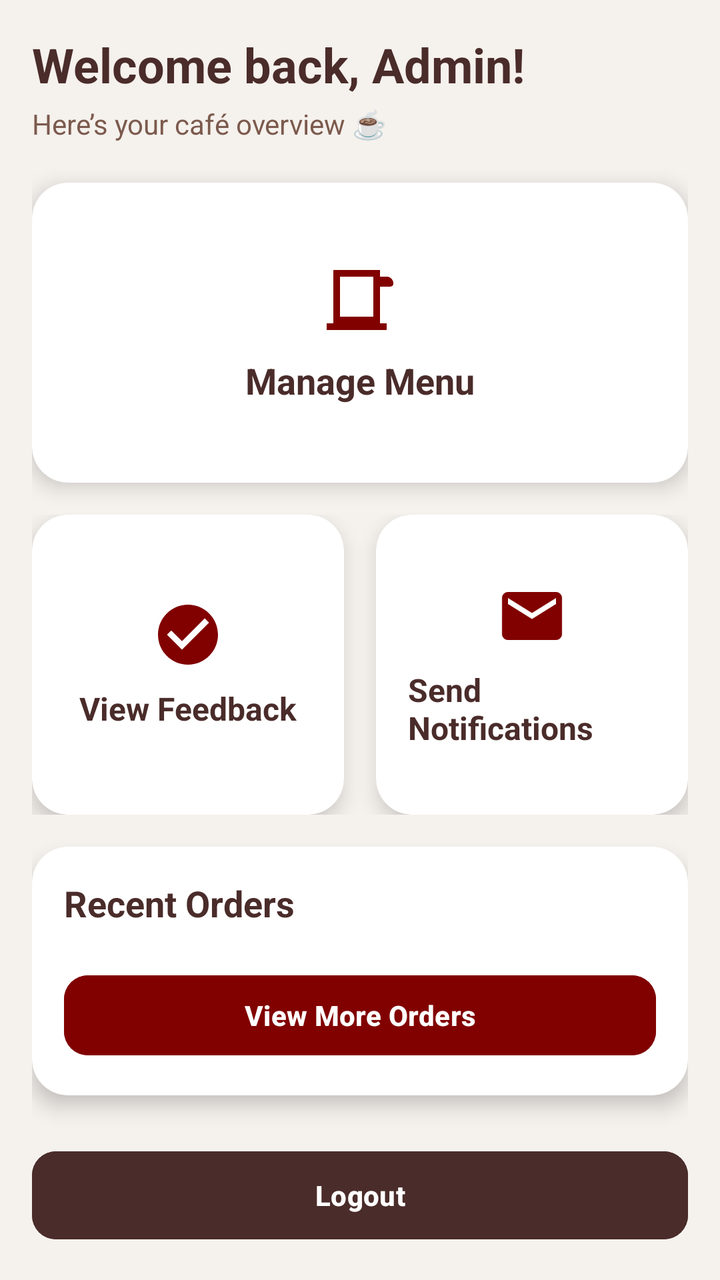
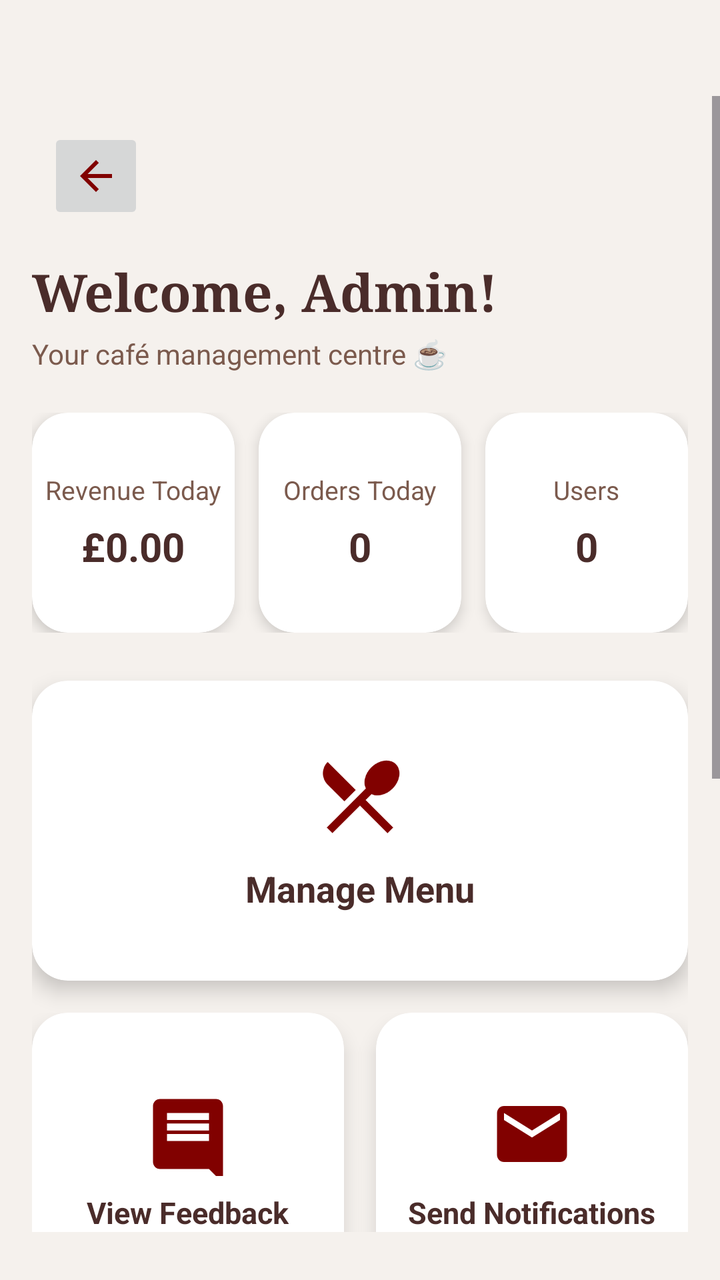

Compare the two renders of this Android layout. The source of the first and the diff that turns it into the second are given below.
<!-- AndroidManifest.xml: application theme Theme.CafeShopAssignment -->
<!-- res/layout/activity_admin_dashboard.xml -->
<?xml version="1.0" encoding="utf-8"?>
<ScrollView xmlns:android="http://schemas.android.com/apk/res/android"
    xmlns:app="http://schemas.android.com/apk/res-auto"
    xmlns:tools="http://schemas.android.com/tools"
    android:layout_width="match_parent"
    android:layout_height="match_parent"
    android:background="#F5F1ED"
    android:padding="16dp"
    tools:context=".AdminDashboardActivity">

    <LinearLayout
        android:orientation="vertical"
        android:layout_width="match_parent"
        android:layout_height="wrap_content">


        <TextView
            android:id="@+id/adminWelcomeText"
            android:layout_width="wrap_content"
            android:layout_height="wrap_content"
            android:text="Welcome back, Admin!"
            android:textSize="24sp"
            android:textStyle="bold"
            android:textColor="#4A2C2A"
            android:layout_marginBottom="4dp"/>

        <TextView
            android:id="@+id/dashboardSubtitle"
            android:layout_width="wrap_content"
            android:layout_height="wrap_content"
            android:text="Here’s your café overview ☕"
            android:textSize="14sp"
            android:textColor="#7B5A4D"
            android:layout_marginBottom="20dp"/>


        <androidx.cardview.widget.CardView
            android:id="@+id/cardManageMenu"
            android:layout_width="match_parent"
            android:layout_height="150dp"
            app:cardCornerRadius="18dp"
            app:cardElevation="6dp"
            android:backgroundTint="#FFFFFF"
            android:layout_marginBottom="16dp"
            android:clickable="true"
            android:foreground="?android:attr/selectableItemBackground">

            <LinearLayout
                android:layout_width="match_parent"
                android:layout_height="match_parent"
                android:orientation="vertical"
                android:gravity="center"
                android:padding="16dp">

                <ImageView
                    android:layout_width="40dp"
                    android:layout_height="40dp"
                    android:src="@drawable/ic_coffee_cup"
                    app:tint="#810100"
                    android:layout_marginBottom="8dp"/>

                <TextView
                    android:layout_width="wrap_content"
                    android:layout_height="wrap_content"
                    android:text="Manage Menu"
                    android:textColor="#4A2C2A"
                    android:textStyle="bold"
                    android:textSize="18sp"/>
            </LinearLayout>
        </androidx.cardview.widget.CardView>


        <LinearLayout
            android:orientation="horizontal"
            android:layout_width="match_parent"
            android:layout_height="wrap_content"
            android:layout_marginBottom="16dp"
            android:weightSum="2">


            <androidx.cardview.widget.CardView
                android:id="@+id/cardViewFeedback"
                android:layout_width="0dp"
                android:layout_height="150dp"
                android:layout_weight="1"
                app:cardCornerRadius="18dp"
                app:cardElevation="6dp"
                android:backgroundTint="#FFFFFF"
                android:layout_marginEnd="8dp"
                android:clickable="true"
                android:foreground="?android:attr/selectableItemBackground">

                <LinearLayout
                    android:layout_width="match_parent"
                    android:layout_height="match_parent"
                    android:orientation="vertical"
                    android:gravity="center"
                    android:padding="16dp">

                    <ImageView
                        android:layout_width="36dp"
                        android:layout_height="36dp"
                        android:src="@drawable/ic_check_circle"
                        app:tint="#810100"
                        android:layout_marginBottom="8dp"/>

                    <TextView
                        android:layout_width="wrap_content"
                        android:layout_height="wrap_content"
                        android:text="View Feedback"
                        android:textColor="#4A2C2A"
                        android:textStyle="bold"
                        android:textSize="16sp"/>
                </LinearLayout>
            </androidx.cardview.widget.CardView>


            <androidx.cardview.widget.CardView
                android:id="@+id/cardSendNotifications"
                android:layout_width="0dp"
                android:layout_height="150dp"
                android:layout_weight="1"
                app:cardCornerRadius="18dp"
                app:cardElevation="6dp"
                android:backgroundTint="#FFFFFF"
                android:layout_marginStart="8dp"
                android:clickable="true"
                android:foreground="?android:attr/selectableItemBackground">

                <LinearLayout
                    android:layout_width="match_parent"
                    android:layout_height="match_parent"
                    android:orientation="vertical"
                    android:gravity="center"
                    android:padding="16dp">

                    <ImageView
                        android:layout_width="36dp"
                        android:layout_height="36dp"
                        android:src="@drawable/baseline_mail_24"
                        app:tint="#810100"
                        android:layout_marginBottom="8dp"/>

                    <TextView
                        android:layout_width="wrap_content"
                        android:layout_height="wrap_content"
                        android:text="Send Notifications"
                        android:textColor="#4A2C2A"
                        android:textStyle="bold"
                        android:textSize="16sp"/>
                </LinearLayout>
            </androidx.cardview.widget.CardView>
        </LinearLayout>


        <androidx.cardview.widget.CardView
            android:id="@+id/cardRecentOrders"
            android:layout_width="match_parent"
            android:layout_height="wrap_content"
            app:cardCornerRadius="18dp"
            app:cardElevation="6dp"
            android:backgroundTint="#FFFFFF"
            android:layout_marginBottom="16dp">

            <LinearLayout
                android:orientation="vertical"
                android:layout_width="match_parent"
                android:layout_height="wrap_content"
                android:padding="16dp">

                <TextView
                    android:layout_width="wrap_content"
                    android:layout_height="wrap_content"
                    android:text="Recent Orders"
                    android:textColor="#4A2C2A"
                    android:textStyle="bold"
                    android:textSize="18sp"
                    android:layout_marginBottom="8dp"/>


                <LinearLayout
                    android:id="@+id/ordersPreviewContainer"
                    android:orientation="vertical"
                    android:layout_width="match_parent"
                    android:layout_height="wrap_content"
                    android:divider="?android:attr/dividerHorizontal"
                    android:showDividers="middle"/>

                <Button
                    android:id="@+id/viewMoreOrdersButton"
                    android:layout_width="match_parent"
                    android:layout_height="wrap_content"
                    android:text="View More Orders"
                    android:textColor="@android:color/white"
                    android:backgroundTint="#810100"
                    android:textStyle="bold"
                    android:layout_marginTop="12dp"
                    app:cornerRadius="12dp"/>
            </LinearLayout>
        </androidx.cardview.widget.CardView>

        <Button
            android:id="@+id/AdminLogoutButton"
            android:layout_width="match_parent"
            android:layout_height="52dp"
            android:text="Logout"
            android:textColor="#FFFFFF"
            android:textStyle="bold"
            android:backgroundTint="#4A2C2A"
            android:layout_marginTop="8dp"
            android:layout_marginBottom="12dp"
            app:cornerRadius="12dp"/>

    </LinearLayout>
</ScrollView>
<!-- resources referenced by this layout -->
<resources>
  <!-- drawable baseline_mail_24 (drawable) -->
  <vector xmlns:android="http://schemas.android.com/apk/res/android" android:height="24dp" android:tint="#000000" android:viewportHeight="24" android:viewportWidth="24" android:width="24dp">
  
      <path android:fillColor="@android:color/white" android:pathData="M20,4L4,4c-1.1,0 -1.99,0.9 -1.99,2L2,18c0,1.1 0.9,2 2,2h16c1.1,0 2,-0.9 2,-2L22,6c0,-1.1 -0.9,-2 -2,-2zM20,8l-8,5 -8,-5L4,6l8,5 8,-5v2z"/>
  
  </vector>
  <!-- drawable ic_check_circle (drawable) -->
  <?xml version="1.0" encoding="utf-8"?>
  <vector xmlns:android="http://schemas.android.com/apk/res/android"
      android:width="24dp"
      android:height="24dp"
      android:viewportWidth="24"
      android:viewportHeight="24">
      <path
          android:fillColor="#4CAF50"
          android:pathData="M12,2C6.48,2 2,6.48 2,12s4.48,10 10,10s10,-4.48 10,-10S17.52,2 12,2zM10,17l-5,-5l1.41,-1.41L10,14.17l7.59,-7.59L19,8L10,17z"/>
  </vector>
  <!-- drawable ic_coffee_cup (drawable) -->
  <?xml version="1.0" encoding="utf-8"?>
  <vector xmlns:android="http://schemas.android.com/apk/res/android"
      android:width="24dp"
      android:height="24dp"
      android:viewportWidth="24"
      android:viewportHeight="24">
      <path
          android:fillColor="#8B4513"
          android:pathData="M2,21h18v-2H2V21zM20,8h-2V5h2c1.1,0 2,0.9 2,2S21.1,8 20,8zM18,5V3H4v16h14V5zM16,17H6V5h10V17z"/>
  </vector>
  <style name="Theme.CafeShopAssignment" parent="Base.Theme.CafeShopAssignment" />
  <style name="Base.Theme.CafeShopAssignment" parent="Theme.Material3.DayNight.NoActionBar">
          
          
      </style>
</resources>

<!-- the commit's change to res/layout/activity_admin_dashboard.xml (unified diff, before → after) -->
@@ -1,63 +1,189 @@
 <?xml version="1.0" encoding="utf-8"?>
 <ScrollView xmlns:android="http://schemas.android.com/apk/res/android"
     xmlns:app="http://schemas.android.com/apk/res-auto"
-    xmlns:tools="http://schemas.android.com/tools"
     android:layout_width="match_parent"
     android:layout_height="match_parent"
     android:background="#F5F1ED"
-    android:padding="16dp"
-    tools:context=".AdminDashboardActivity">
+    android:paddingTop="48dp"
+    android:paddingBottom="24dp">
 
     <LinearLayout
+        android:layout_width="match_parent"
+        android:layout_height="wrap_content"
         android:orientation="vertical"
-        android:layout_width="match_parent"
-        android:layout_height="wrap_content">
+        android:padding="16dp">
+
+
+        <ImageButton
+            android:id="@+id/backButtonDashboard"
+            android:layout_width="48dp"
+            android:layout_height="48dp"
+            android:layout_marginStart="8dp"
+            android:src="@drawable/ic_arrow_back_white"
+            app:tint="#810100"
+            android:contentDescription="Back" />
 
 
         <TextView
             android:id="@+id/adminWelcomeText"
             android:layout_width="wrap_content"
             android:layout_height="wrap_content"
-            android:text="Welcome back, Admin!"
-            android:textSize="24sp"
+            android:layout_marginTop="16dp"
+            android:text="Welcome, Admin!"
+            android:textColor="#4A2C2A"
+            android:textSize="26sp"
             android:textStyle="bold"
-            android:textColor="#4A2C2A"
-            android:layout_marginBottom="4dp"/>
+            android:fontFamily="serif" />
 
         <TextView
             android:id="@+id/dashboardSubtitle"
             android:layout_width="wrap_content"
             android:layout_height="wrap_content"
-            android:text="Here’s your café overview ☕"
+            android:text="Your café management centre ☕"
+            android:textColor="#7B5A4D"
             android:textSize="14sp"
-            android:textColor="#7B5A4D"
-            android:layout_marginBottom="20dp"/>
+            android:layout_marginTop="4dp" />
+
+
+        <LinearLayout
+            android:id="@+id/analyticsContainer"
+            android:layout_width="match_parent"
+            android:layout_height="wrap_content"
+            android:orientation="horizontal"
+            android:layout_marginTop="20dp"
+            android:weightSum="3">
+
+
+            <androidx.cardview.widget.CardView
+                android:layout_width="0dp"
+                android:layout_height="110dp"
+                android:layout_weight="1"
+                android:layout_marginEnd="6dp"
+                app:cardCornerRadius="18dp"
+                app:cardElevation="4dp"
+                android:backgroundTint="#FFFFFF">
+
+                <LinearLayout
+                    android:layout_width="match_parent"
+                    android:layout_height="match_parent"
+                    android:orientation="vertical"
+                    android:gravity="center">
+
+                    <TextView
+                        android:layout_width="wrap_content"
+                        android:layout_height="wrap_content"
+                        android:text="Revenue Today"
+                        android:textColor="#7B5A4D"
+                        android:textSize="13sp" />
+
+                    <TextView
+                        android:id="@+id/valueRevenueToday"
+                        android:layout_width="wrap_content"
+                        android:layout_height="wrap_content"
+                        android:text="£0.00"
+                        android:textColor="#4A2C2A"
+                        android:textStyle="bold"
+                        android:textSize="20sp"
+                        android:layout_marginTop="6dp" />
+                </LinearLayout>
+            </androidx.cardview.widget.CardView>
+
+
+            <androidx.cardview.widget.CardView
+                android:layout_width="0dp"
+                android:layout_height="110dp"
+                android:layout_weight="1"
+                android:layout_marginStart="6dp"
+                android:layout_marginEnd="6dp"
+                app:cardCornerRadius="18dp"
+                app:cardElevation="4dp"
+                android:backgroundTint="#FFFFFF">
+
+                <LinearLayout
+                    android:layout_width="match_parent"
+                    android:layout_height="match_parent"
+                    android:orientation="vertical"
+                    android:gravity="center">
+
+                    <TextView
+                        android:layout_width="wrap_content"
+                        android:layout_height="wrap_content"
+                        android:text="Orders Today"
+                        android:textColor="#7B5A4D"
+                        android:textSize="13sp" />
+
+                    <TextView
+                        android:id="@+id/valueOrdersToday"
+                        android:layout_width="wrap_content"
+                        android:layout_height="wrap_content"
+                        android:text="0"
+                        android:textColor="#4A2C2A"
+                        android:textStyle="bold"
+                        android:textSize="20sp"
+                        android:layout_marginTop="6dp" />
+                </LinearLayout>
+            </androidx.cardview.widget.CardView>
+
+
+            <androidx.cardview.widget.CardView
+                android:layout_width="0dp"
+                android:layout_height="110dp"
+                android:layout_weight="1"
+                android:layout_marginStart="6dp"
+                app:cardCornerRadius="18dp"
+                app:cardElevation="4dp"
+                android:backgroundTint="#FFFFFF">
+
+                <LinearLayout
+                    android:layout_width="match_parent"
+                    android:layout_height="match_parent"
+                    android:orientation="vertical"
+                    android:gravity="center">
+
+                    <TextView
+                        android:layout_width="wrap_content"
+                        android:layout_height="wrap_content"
+                        android:text="Users"
+                        android:textColor="#7B5A4D"
+                        android:textSize="13sp" />
+
+                    <TextView
+                        android:id="@+id/valueTotalUsers"
+                        android:layout_width="wrap_content"
+                        android:layout_height="wrap_content"
+                        android:text="0"
+                        android:textColor="#4A2C2A"
+                        android:textStyle="bold"
+                        android:textSize="20sp"
+                        android:layout_marginTop="6dp" />
+                </LinearLayout>
+            </androidx.cardview.widget.CardView>
+
+        </LinearLayout>
 
 
         <androidx.cardview.widget.CardView
             android:id="@+id/cardManageMenu"
             android:layout_width="match_parent"
             android:layout_height="150dp"
+            android:layout_marginTop="24dp"
+            app:cardElevation="6dp"
             app:cardCornerRadius="18dp"
-            app:cardElevation="6dp"
             android:backgroundTint="#FFFFFF"
-            android:layout_marginBottom="16dp"
             android:clickable="true"
             android:foreground="?android:attr/selectableItemBackground">
 
             <LinearLayout
                 android:layout_width="match_parent"
                 android:layout_height="match_parent"
-                android:orientation="vertical"
                 android:gravity="center"
-                android:padding="16dp">
+                android:orientation="vertical">
 
                 <ImageView
-                    android:layout_width="40dp"
-                    android:layout_height="40dp"
-                    android:src="@drawable/ic_coffee_cup"
-                    app:tint="#810100"
-                    android:layout_marginBottom="8dp"/>
+                    android:layout_width="48dp"
+                    android:layout_height="48dp"
+                    android:src="@drawable/baseline_restaurant_menu_24"
+                    app:tint="#810100" />
 
                 <TextView
                     android:layout_width="wrap_content"
@@ -65,44 +191,42 @@
                     android:text="Manage Menu"
                     android:textColor="#4A2C2A"
                     android:textStyle="bold"
-                    android:textSize="18sp"/>
+                    android:textSize="18sp"
+                    android:layout_marginTop="10dp" />
             </LinearLayout>
         </androidx.cardview.widget.CardView>
 
 
         <LinearLayout
+            android:layout_width="match_parent"
+            android:layout_height="wrap_content"
             android:orientation="horizontal"
-            android:layout_width="match_parent"
-            android:layout_height="wrap_content"
-            android:layout_marginBottom="16dp"
+            android:layout_marginTop="16dp"
             android:weightSum="2">
 
-
             <androidx.cardview.widget.CardView
                 android:id="@+id/cardViewFeedback"
                 android:layout_width="0dp"
                 android:layout_height="150dp"
                 android:layout_weight="1"
+                android:layout_marginEnd="8dp"
                 app:cardCornerRadius="18dp"
                 app:cardElevation="6dp"
                 android:backgroundTint="#FFFFFF"
-                android:layout_marginEnd="8dp"
                 android:clickable="true"
                 android:foreground="?android:attr/selectableItemBackground">
 
                 <LinearLayout
                     android:layout_width="match_parent"
                     android:layout_height="match_parent"
-                    android:orientation="vertical"
                     android:gravity="center"
-                    android:padding="16dp">
+                    android:orientation="vertical">
 
                     <ImageView
-                        android:layout_width="36dp"
-                        android:layout_height="36dp"
-                        android:src="@drawable/ic_check_circle"
-                        app:tint="#810100"
-                        android:layout_marginBottom="8dp"/>
+                        android:layout_width="42dp"
+                        android:layout_height="42dp"
+                        android:src="@drawable/ic_feedback"
+                        app:tint="#810100" />
 
                     <TextView
                         android:layout_width="wrap_content"
@@ -110,36 +234,34 @@
                         android:text="View Feedback"
                         android:textColor="#4A2C2A"
                         android:textStyle="bold"
-                        android:textSize="16sp"/>
-                </LinearLayout>
-            </androidx.cardview.widget.CardView>
-
+                        android:textSize="15sp"
+                        android:layout_marginTop="8dp" />
+                </LinearLayout>
+            </androidx.cardview.widget.CardView>
 
             <androidx.cardview.widget.CardView
                 android:id="@+id/cardSendNotifications"
                 android:layout_width="0dp"
                 android:layout_height="150dp"
                 android:layout_weight="1"
+                android:layout_marginStart="8dp"
                 app:cardCornerRadius="18dp"
                 app:cardElevation="6dp"
                 android:backgroundTint="#FFFFFF"
-                android:layout_marginStart="8dp"
                 android:clickable="true"
                 android:foreground="?android:attr/selectableItemBackground">
 
                 <LinearLayout
                     android:layout_width="match_parent"
                     android:layout_height="match_parent"
-                    android:orientation="vertical"
                     android:gravity="center"
-                    android:padding="16dp">
+                    android:orientation="vertical">
 
                     <ImageView
-                        android:layout_width="36dp"
-                        android:layout_height="36dp"
+                        android:layout_width="42dp"
+                        android:layout_height="42dp"
                         android:src="@drawable/baseline_mail_24"
-                        app:tint="#810100"
-                        android:layout_marginBottom="8dp"/>
+                        app:tint="#810100" />
 
                     <TextView
                         android:layout_width="wrap_content"
@@ -147,25 +269,61 @@
                         android:text="Send Notifications"
                         android:textColor="#4A2C2A"
                         android:textStyle="bold"
-                        android:textSize="16sp"/>
+                        android:textSize="15sp"
+                        android:layout_marginTop="8dp" />
                 </LinearLayout>
             </androidx.cardview.widget.CardView>
         </LinearLayout>
 
 
         <androidx.cardview.widget.CardView
-            android:id="@+id/cardRecentOrders"
-            android:layout_width="match_parent"
-            android:layout_height="wrap_content"
+            android:id="@+id/cardAnalytics"
+            android:layout_width="match_parent"
+            android:layout_height="150dp"
+            android:layout_marginTop="16dp"
             app:cardCornerRadius="18dp"
             app:cardElevation="6dp"
             android:backgroundTint="#FFFFFF"
-            android:layout_marginBottom="16dp">
+            android:clickable="true"
+            android:foreground="?android:attr/selectableItemBackground">
 
             <LinearLayout
-                android:orientation="vertical"
+                android:layout_width="match_parent"
+                android:layout_height="match_parent"
+                android:gravity="center"
+                android:orientation="vertical">
+
+                <ImageView
+                    android:layout_width="42dp"
+                    android:layout_height="42dp"
+                    android:src="@drawable/baseline_analytics_24"
+                    app:tint="#810100" />
+
+                <TextView
+                    android:layout_width="wrap_content"
+                    android:layout_height="wrap_content"
+                    android:text="Analytics and Reports"
+                    android:textColor="#4A2C2A"
+                    android:textStyle="bold"
+                    android:textSize="15sp"
+                    android:layout_marginTop="8dp" />
+            </LinearLayout>
+        </androidx.cardview.widget.CardView>
+
+
+        <androidx.cardview.widget.CardView
+            android:id="@+id/cardRecentOrders"
+            android:layout_width="match_parent"
+            android:layout_height="wrap_content"
+            android:layout_marginTop="20dp"
+            app:cardCornerRadius="18dp"
+            app:cardElevation="6dp"
+            android:backgroundTint="#FFFFFF">
+
+            <LinearLayout
                 android:layout_width="match_parent"
                 android:layout_height="wrap_content"
+                android:orientation="vertical"
                 android:padding="16dp">
 
                 <TextView
@@ -175,41 +333,38 @@
                     android:textColor="#4A2C2A"
                     android:textStyle="bold"
                     android:textSize="18sp"
-                    android:layout_marginBottom="8dp"/>
-
+                    android:layout_marginBottom="10dp" />
 
                 <LinearLayout
                     android:id="@+id/ordersPreviewContainer"
-                    android:orientation="vertical"
                     android:layout_width="match_parent"
                     android:layout_height="wrap_content"
-                    android:divider="?android:attr/dividerHorizontal"
-                    android:showDividers="middle"/>
+                    android:orientation="vertical" />
 
                 <Button
                     android:id="@+id/viewMoreOrdersButton"
                     android:layout_width="match_parent"
-                    android:layout_height="wrap_content"
+                    android:layout_height="48dp"
+                    android:backgroundTint="#810100"
                     android:text="View More Orders"
                     android:textColor="@android:color/white"
-                    android:backgroundTint="#810100"
                     android:textStyle="bold"
-                    android:layout_marginTop="12dp"
-                    app:cornerRadius="12dp"/>
+                    android:layout_marginTop="16dp" />
             </LinearLayout>
         </androidx.cardview.widget.CardView>
 
+
         <Button
             android:id="@+id/AdminLogoutButton"
             android:layout_width="match_parent"
             android:layout_height="52dp"
+            android:layout_marginTop="24dp"
+            android:backgroundTint="#4A2C2A"
             android:text="Logout"
-            android:textColor="#FFFFFF"
+            android:textColor="@android:color/white"
             android:textStyle="bold"
-            android:backgroundTint="#4A2C2A"
-            android:layout_marginTop="8dp"
-            android:layout_marginBottom="12dp"
-            app:cornerRadius="12dp"/>
+            android:fontFamily="serif" />
 
     </LinearLayout>
+
 </ScrollView>
<!-- resource entries referenced after the edit -->
@@ -1,32 +1,42 @@
 <!-- resources referenced by this layout -->
 <resources>
+  <!-- drawable baseline_analytics_24 (drawable) -->
+  <vector xmlns:android="http://schemas.android.com/apk/res/android" android:height="24dp" android:tint="#000000" android:viewportHeight="24" android:viewportWidth="24" android:width="24dp">
+        
+      <path android:fillColor="@android:color/white" android:pathData="M19,3L5,3c-1.1,0 -2,0.9 -2,2v14c0,1.1 0.9,2 2,2h14c1.1,0 2,-0.9 2,-2L21,5c0,-1.1 -0.9,-2 -2,-2zM9,17L7,17v-5h2v5zM13,17h-2v-3h2v3zM13,12h-2v-2h2v2zM17,17h-2L15,7h2v10z"/>
+      
+  </vector>
   <!-- drawable baseline_mail_24 (drawable) -->
   <vector xmlns:android="http://schemas.android.com/apk/res/android" android:height="24dp" android:tint="#000000" android:viewportHeight="24" android:viewportWidth="24" android:width="24dp">
   
       <path android:fillColor="@android:color/white" android:pathData="M20,4L4,4c-1.1,0 -1.99,0.9 -1.99,2L2,18c0,1.1 0.9,2 2,2h16c1.1,0 2,-0.9 2,-2L22,6c0,-1.1 -0.9,-2 -2,-2zM20,8l-8,5 -8,-5L4,6l8,5 8,-5v2z"/>
   
   </vector>
-  <!-- drawable ic_check_circle (drawable) -->
-  <?xml version="1.0" encoding="utf-8"?>
+  <!-- drawable baseline_restaurant_menu_24 (drawable) -->
+  <vector xmlns:android="http://schemas.android.com/apk/res/android" android:height="24dp" android:tint="#000000" android:viewportHeight="24" android:viewportWidth="24" android:width="24dp">
+        
+      <path android:fillColor="@android:color/white" android:pathData="M8.1,13.34l2.83,-2.83L3.91,3.5c-1.56,1.56 -1.56,4.09 0,5.66l4.19,4.18zM14.88,11.53c1.53,0.71 3.68,0.21 5.27,-1.38 1.91,-1.91 2.28,-4.65 0.81,-6.12 -1.46,-1.46 -4.2,-1.1 -6.12,0.81 -1.59,1.59 -2.09,3.74 -1.38,5.27L3.7,19.87l1.41,1.41L12,14.41l6.88,6.88 1.41,-1.41L13.41,13l1.47,-1.47z"/>
+      
+  </vector>
+  <!-- drawable ic_arrow_back_white (drawable) -->
   <vector xmlns:android="http://schemas.android.com/apk/res/android"
       android:width="24dp"
       android:height="24dp"
       android:viewportWidth="24"
       android:viewportHeight="24">
       <path
-          android:fillColor="#4CAF50"
-          android:pathData="M12,2C6.48,2 2,6.48 2,12s4.48,10 10,10s10,-4.48 10,-10S17.52,2 12,2zM10,17l-5,-5l1.41,-1.41L10,14.17l7.59,-7.59L19,8L10,17z"/>
+          android:fillColor="@android:color/white"
+          android:pathData="M20,11H7.83l5.59,-5.59L12,4l-8,8 8,8 1.41,-1.41L7.83,13H20v-2z"/>
   </vector>
-  <!-- drawable ic_coffee_cup (drawable) -->
-  <?xml version="1.0" encoding="utf-8"?>
+  <!-- drawable ic_feedback (drawable) -->
   <vector xmlns:android="http://schemas.android.com/apk/res/android"
-      android:width="24dp"
-      android:height="24dp"
+      android:width="48dp"
+      android:height="48dp"
       android:viewportWidth="24"
       android:viewportHeight="24">
       <path
-          android:fillColor="#8B4513"
-          android:pathData="M2,21h18v-2H2V21zM20,8h-2V5h2c1.1,0 2,0.9 2,2S21.1,8 20,8zM18,5V3H4v16h14V5zM16,17H6V5h10V17z"/>
+          android:fillColor="#FFFFFF"
+          android:pathData="M20,2H4C2.9,2 2,2.9 2,4v16c0,1.1 0.9,2 2,2h14l4,4V4C22,2.9 21.1,2 20,2zM18,14H6v-2h12v2zm0,-3H6V9h12v2zm0,-3H6V6h12v2z"/>
   </vector>
   <style name="Theme.CafeShopAssignment" parent="Base.Theme.CafeShopAssignment" />
   <style name="Base.Theme.CafeShopAssignment" parent="Theme.Material3.DayNight.NoActionBar">
